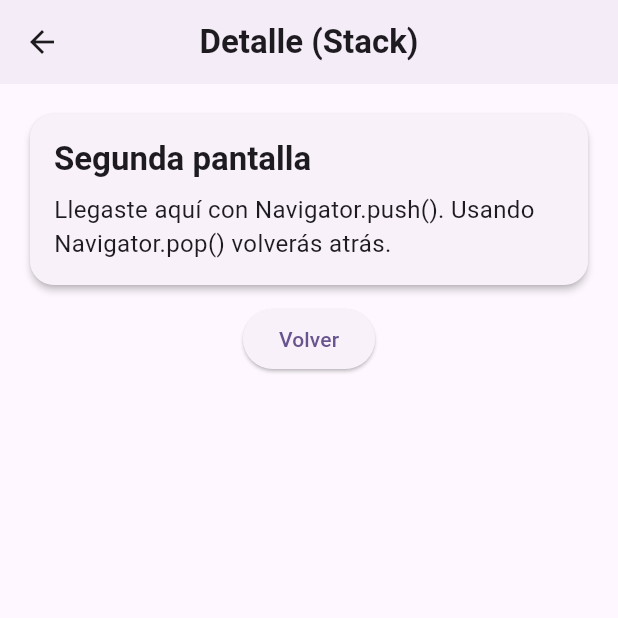
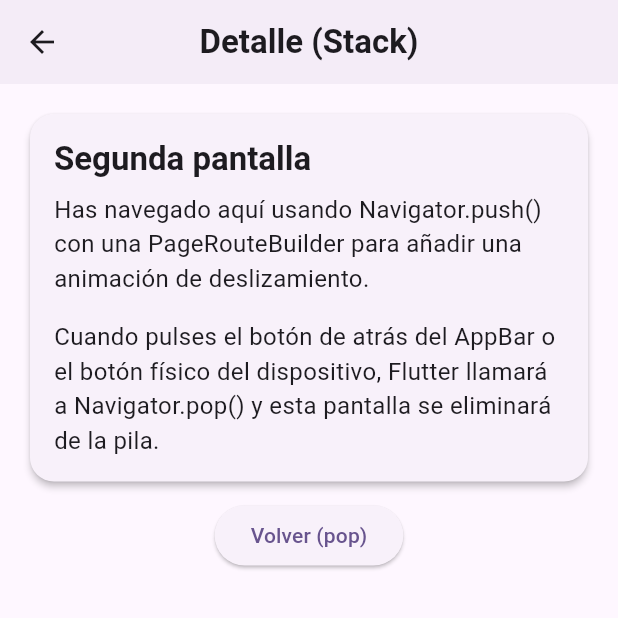
Before and after one commit to marcdevelopez/flutter-dart-labs, a Flutter app: the StackDetailScreen screen opened directly, on a phone screen of 412 x 824 dp, the top half of it. Run offline on Flutter 3.47's test engine with Material 3 defaults, Android fonts, the light colour scheme and no system bars.

Commit message:
style(mini-exercise-7-stack-navigation-demo): improve place of ElevationButton

```diff
--- a/mini_exercises/_7_navigation_in_flutter/lib/screens/stack_detail_screen.dart
+++ b/mini_exercises/_7_navigation_in_flutter/lib/screens/stack_detail_screen.dart
@@ -14,16 +14,21 @@ class StackDetailScreen extends StatelessWidget {
           const InfoCard(
             title: 'Segunda pantalla',
             description:
-                'Llegaste aquí con Navigator.push(). Usando Navigator.pop() volverás atrás.',
+                'Has navegado aquí usando Navigator.push() con una PageRouteBuilder para añadir una animación de deslizamiento.',
+            child: Text(
+              'Cuando pulses el botón de atrás del AppBar o el botón físico '
+              'del dispositivo, Flutter llamará a Navigator.pop() y esta '
+              'pantalla se eliminará de la pila.',
+            ),
           ),
           Center(
             child: ElevatedButton(
               onPressed: () {
                 Navigator.pop(context);
               },
-              child: const Text("Volver"),
+              child: const Text("Volver (pop)"),
             ),
-          )
+          ),
         ],
       ),
     );
--- a/mini_exercises/_7_navigation_in_flutter/lib/screens/stack_navigation_demo.dart
+++ b/mini_exercises/_7_navigation_in_flutter/lib/screens/stack_navigation_demo.dart
@@ -13,7 +13,7 @@ class StackNavigationDemo extends StatelessWidget {
       body: ListView(
         padding: const EdgeInsets.all(8),
         children: [
-          const InfoCard(
+          InfoCard(
             title: 'Stack Navigation',
             description:
                 'Cada vez que navegas con Navigator.push(), una nueva pantalla se apila. '
@@ -23,11 +23,13 @@ class StackNavigationDemo extends StatelessWidget {
             title: 'Demostración',
             description:
                 'Pulsa para ver la segunda pantalla. Luego vuelve con pop().',
+          ),
+          Center(
             child: ElevatedButton(
               onPressed: () {
                 Navigator.of(context).push(_buildAnimatedRoute());
               },
-              child: const Text('Abrir detalle'),
+              child: const Text('Abrir detalle (push)'),
             ),
           ),
         ],
```
